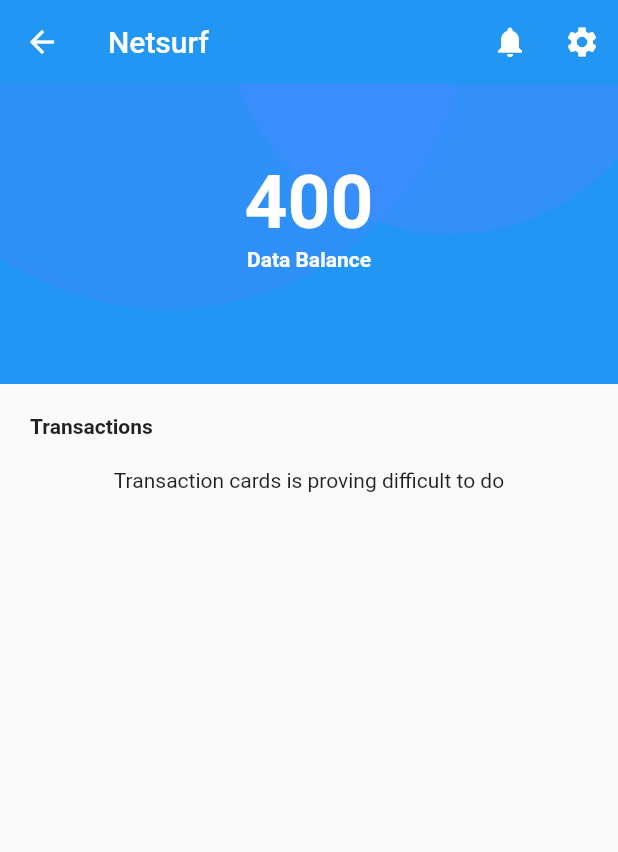
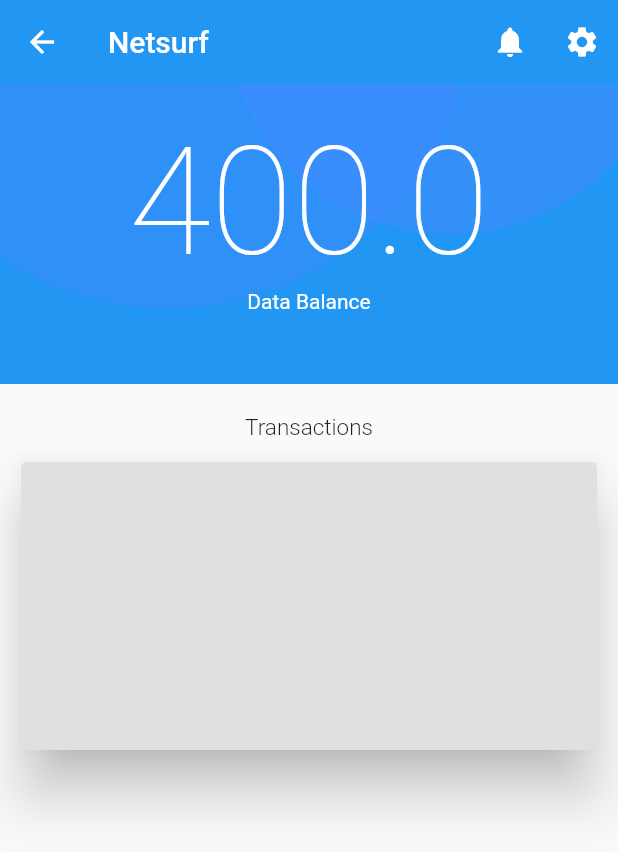
Before and after one commit to Fstackdevio/Netsurf-Mobile, a Flutter app: the HomeScreen screen opened directly, on a phone screen of 412 x 824 dp. Shown: the top 852 px of the screen. Run offline on Flutter 3.47's test engine with Material 2 defaults, Android fonts, the phone set to English and light mode, and no system bars.

Commit message:
Added cardview to Homepage

```diff
--- a/lib/pages/buydata.dart
+++ b/lib/pages/buydata.dart
@@ -69,7 +69,7 @@ class _BuyDataState extends State<BuyData>{
         new Container(
           padding: EdgeInsets.only(top: 40.0),
           child: new Center(
-            child: new RaisedButton(
+            child: new RaisedButton( color: Colors.blue,
               child: const Text("Done"),
               elevation: 4.0,
               onPressed: (null),
--- a/lib/pages/home.dart
+++ b/lib/pages/home.dart
@@ -82,20 +82,20 @@ class _HomeScreenState extends State<HomeScreen> {
                 new Column(
                   children: <Widget>[
                     new Padding(
-                        padding: EdgeInsets.only(top: 50.0),
+                        padding: EdgeInsets.only(top: 20.0),
                         child: Container(
                           alignment: Alignment.center,
                           child: new Column(
                             children: <Widget>[
-                              new Text('400',
+                              new Text('400.0',
                                   style: new TextStyle(
                                       color: Colors.white,
-                                      fontSize: 50.0,
-                                      fontWeight: FontWeight.bold)),
+                                      fontSize: 100.0,
+                                      fontWeight: FontWeight.w200)),
                               new Text(
                                 'Data Balance',
                                 style: new TextStyle(
-                                    fontWeight: FontWeight.bold,
+                                    fontWeight: FontWeight.w400,
                                     color: Colors.white),
                               )
                             ],
@@ -106,16 +106,19 @@ class _HomeScreenState extends State<HomeScreen> {
               ],
             ),
             new Container(
-                alignment: Alignment.topLeft,
-                padding: EdgeInsets.all(20.0),
+                alignment: Alignment.topCenter,
+                padding: EdgeInsets.only(top:20.0, left: 20.0, right: 20.0, bottom: 10.0),
                 child: new Text(
                   'Transactions',
-                  style: new TextStyle(fontWeight: FontWeight.bold),
+                  style: new TextStyle(fontWeight: FontWeight.w300, fontSize: 15.0),
                 )),
             new Container(
-              alignment: Alignment.center,
-              child: Text('Transaction cards is proving difficult to do')
-              //child: TransCard(),
+              padding: EdgeInsets.only(left: 10.0, right: 10.0),
+              height: 200.0,
+              width: double.infinity,
+              child: new Card(
+                elevation: 16.0, color: Colors.grey[300], clipBehavior: Clip.hardEdge,
+              )
             )
           ],
         ));
```
